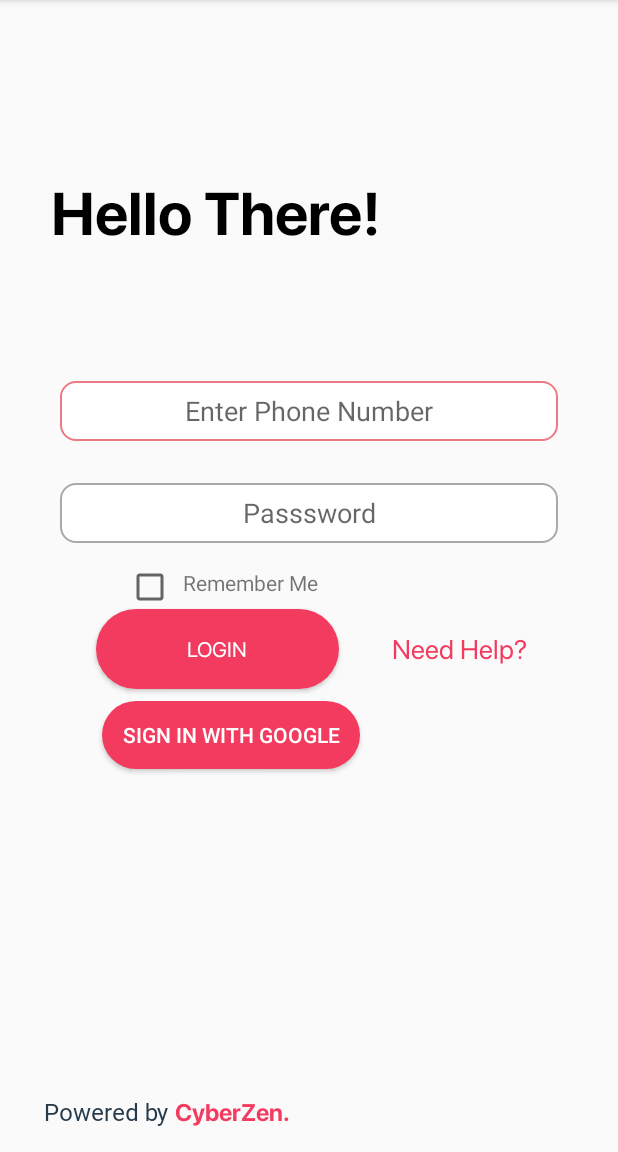
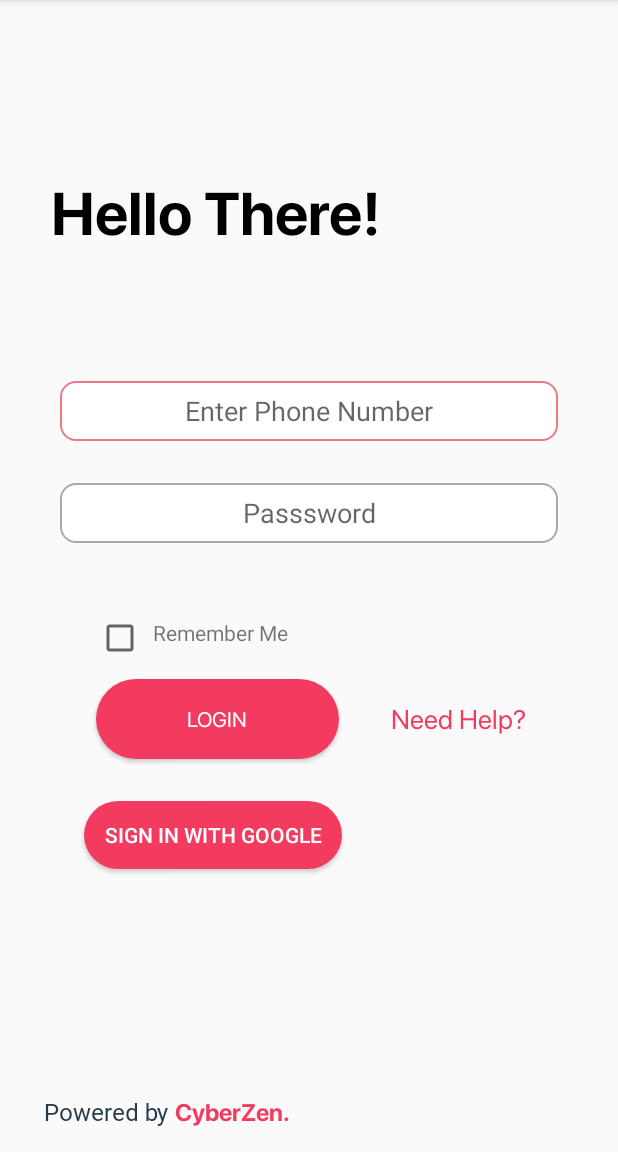
Before and after one commit to AlexLa00/EasyTax, an Android app: the login_user screen opened directly, with no data from a screen before it, on a phone screen of 412 x 824 dp, the part 84-1236 px from its top. Run offline under Robolectric (Android 15) with nearby library versions, the phone set to English and light mode, and no system bars; our stand-ins replace Firebase (no records; nobody signed in at launch, a user with empty details on screens opened directly).

Commit message:
updated the login page

```diff
--- a/EasyTax/src/main/res/layout/activity_login_user.xml
+++ b/EasyTax/src/main/res/layout/activity_login_user.xml
@@ -52,27 +52,28 @@
         android:id="@+id/Help1"
         android:layout_width="wrap_content"
         android:layout_height="wrap_content"
-        android:layout_marginTop="57dp"
         android:fontFamily="@font/regular"
         android:text="@string/need_help"
         android:textColor="@color/red"
         android:textSize="18sp"
         app:layout_constraintBottom_toBottomOf="parent"
         app:layout_constraintEnd_toEndOf="parent"
-        app:layout_constraintHorizontal_bias="0.441"
-        app:layout_constraintStart_toEndOf="@+id/login"
-        app:layout_constraintTop_toBottomOf="@+id/password"
-        app:layout_constraintVertical_bias="0.0" />
+        app:layout_constraintHorizontal_bias="0.844"
+        app:layout_constraintStart_toStartOf="parent"
+        app:layout_constraintTop_toTopOf="parent"
+        app:layout_constraintVertical_bias="0.633" />
 
     <CheckBox
         android:id="@+id/rememberCB"
         android:layout_width="30dp"
         android:layout_height="30dp"
-        android:layout_marginStart="68dp"
+        android:layout_marginStart="40dp"
         app:layout_constraintBottom_toTopOf="@+id/login"
+        app:layout_constraintEnd_toStartOf="@+id/textView4"
+        app:layout_constraintHorizontal_bias="0.516"
         app:layout_constraintStart_toStartOf="parent"
         app:layout_constraintTop_toBottomOf="@+id/password"
-        app:layout_constraintVertical_bias="1.0" />
+        app:layout_constraintVertical_bias="0.792" />
 
     <Button
         android:id="@+id/login"
@@ -92,7 +93,7 @@
         app:layout_constraintHorizontal_bias="0.0"
         app:layout_constraintStart_toStartOf="parent"
         app:layout_constraintTop_toBottomOf="@+id/password"
-        app:layout_constraintVertical_bias="0.108" />
+        app:layout_constraintVertical_bias="0.29" />
 
     <TextView
         android:id="@+id/PowerBy"
@@ -145,8 +146,8 @@
         android:id="@+id/Intro"
         android:layout_width="wrap_content"
         android:layout_height="wrap_content"
+        android:fontFamily="@font/bold"
         android:text="@string/hello_there"
-        android:fontFamily="@font/bold"
         android:textColor="@color/Black"
         android:textSize="40sp"
         app:layout_constraintBottom_toBottomOf="parent"
@@ -160,8 +161,8 @@
         android:id="@+id/googlebtn"
         android:layout_width="172dp"
         android:layout_height="45dp"
-        android:layout_marginStart="52dp"
-        android:layout_marginTop="8dp"
+        android:layout_marginStart="40dp"
+        android:layout_marginTop="28dp"
         android:background="@drawable/button"
         android:text="@string/googleSignInBtn"
         android:textColor="@color/White"
@@ -172,12 +173,12 @@
         android:id="@+id/textView4"
         android:layout_width="wrap_content"
         android:layout_height="wrap_content"
-        android:layout_marginStart="8dp"
-        android:layout_marginBottom="8dp"
         android:text="@string/remember_me"
-        app:layout_constraintBottom_toTopOf="@+id/login"
-        app:layout_constraintStart_toEndOf="@+id/rememberCB"
-        app:layout_constraintTop_toBottomOf="@+id/password"
-        app:layout_constraintVertical_bias="1.0" />
+        app:layout_constraintBottom_toBottomOf="parent"
+        app:layout_constraintEnd_toEndOf="parent"
+        app:layout_constraintHorizontal_bias="0.297"
+        app:layout_constraintStart_toStartOf="parent"
+        app:layout_constraintTop_toTopOf="parent"
+        app:layout_constraintVertical_bias="0.553" />
 
 </androidx.constraintlayout.widget.ConstraintLayout>
```
